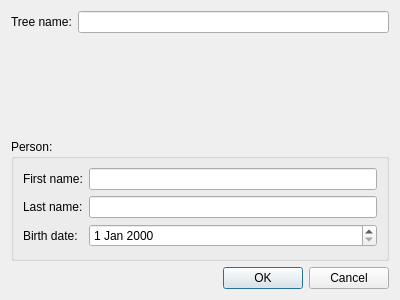
The window that src/treecreationdialog.ui (mspr/Lucy) describes before a commit, drawn with Qt 5.
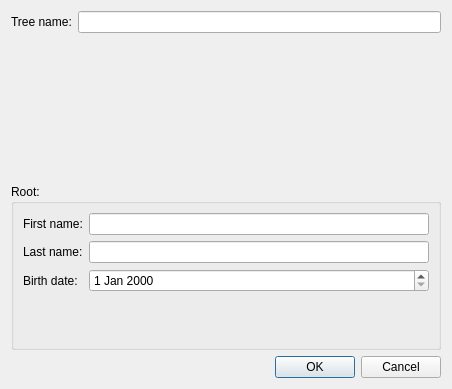
The same window after the commit.

Commit message: Add gender for person object, update views accordingly, prepare new tree representation.

What changed in the file:
```diff
--- a/src/treecreationdialog.ui
+++ b/src/treecreationdialog.ui
@@ -6,8 +6,8 @@
    <rect>
     <x>0</x>
     <y>0</y>
-    <width>400</width>
-    <height>300</height>
+    <width>452</width>
+    <height>389</height>
    </rect>
   </property>
   <property name="windowTitle">
@@ -31,7 +31,7 @@
    <item>
     <widget class="QGroupBox" name="groupBox">
      <property name="title">
-      <string>Person:</string>
+      <string>Root:</string>
      </property>
      <layout class="QFormLayout" name="formLayout_2">
       <item row="0" column="0">
```
The commit also changes 14 other files.
